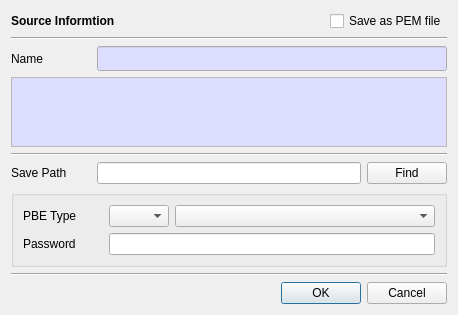
Before: the Qt Designer form CertMan/export_dlg.ui in jykim74/CertMan, drawn with Qt 5.
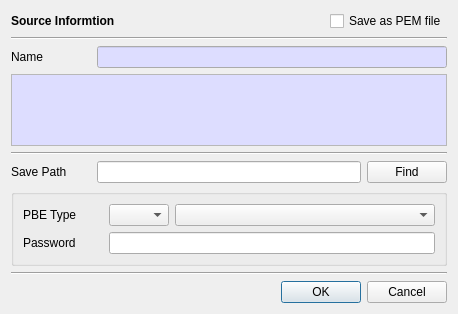
After: the same form once the commit is applied.

What changed in the file:
```diff
--- a/CertMan/export_dlg.ui
+++ b/CertMan/export_dlg.ui
@@ -7,7 +7,7 @@
     <x>0</x>
     <y>0</y>
     <width>458</width>
-    <height>308</height>
+    <height>314</height>
    </rect>
   </property>
   <property name="windowTitle">
@@ -118,11 +118,6 @@
          </disabled>
         </palette>
        </property>
-       <property name="font">
-        <font>
-         <family>굴림체</family>
-        </font>
-       </property>
        <property name="readOnly">
         <bool>true</bool>
        </property>
@@ -169,11 +164,6 @@
        </disabled>
       </palette>
      </property>
-     <property name="font">
-      <font>
-       <family>굴림체</family>
-      </font>
-     </property>
      <property name="verticalScrollBarPolicy">
       <enum>Qt::ScrollBarAlwaysOff</enum>
      </property>
```
Left out of the diff: 1 changed line with no effect on the pictures.
